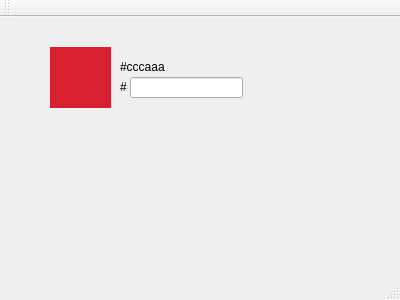
This is mainwindow.ui in alexeybondarenko/QColorDialogButton as Qt 5 draws it before an edit. The edited form follows.
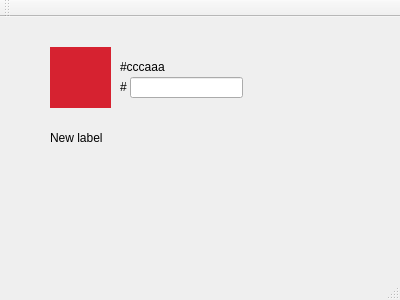
This is the edited form. Custom widgets are drawn as their Qt base class.

```diff
--- a/mainwindow.ui
+++ b/mainwindow.ui
@@ -160,6 +160,19 @@
      <string>#</string>
     </property>
    </widget>
+   <widget class="QLabel" name="label">
+    <property name="geometry">
+     <rect>
+      <x>50</x>
+      <y>100</y>
+      <width>191</width>
+      <height>41</height>
+     </rect>
+    </property>
+    <property name="text">
+     <string>New label</string>
+    </property>
+   </widget>
   </widget>
   <widget class="QMenuBar" name="menuBar">
    <property name="geometry">
```
